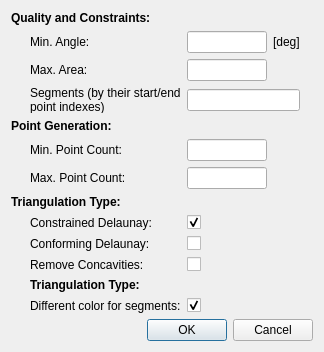
This is testappQt/TrianglePpOptions.ui in mrkkrj/TrianglePP as Qt 5 draws it before an edit. The edited form follows.
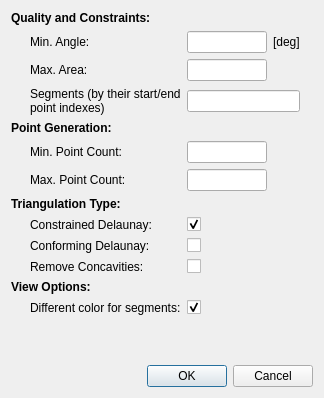
This is the edited form.

Commit message: correction in Options UI

What changed in the file:
```diff
--- a/testappQt/TrianglePpOptions.ui
+++ b/testappQt/TrianglePpOptions.ui
@@ -7,7 +7,7 @@
     <x>0</x>
     <y>0</y>
     <width>324</width>
-    <height>352</height>
+    <height>398</height>
    </rect>
   </property>
   <property name="windowTitle">
@@ -279,7 +279,7 @@
        </property>
       </widget>
      </item>
-     <item row="15" column="1">
+     <item row="15" column="0" colspan="2">
       <widget class="QLabel" name="label_13">
        <property name="font">
         <font>
@@ -288,7 +288,7 @@
         </font>
        </property>
        <property name="text">
-        <string>Triangulation Type:</string>
+        <string>View Options:</string>
        </property>
       </widget>
      </item>
```
The commit also changes 1 other file.
